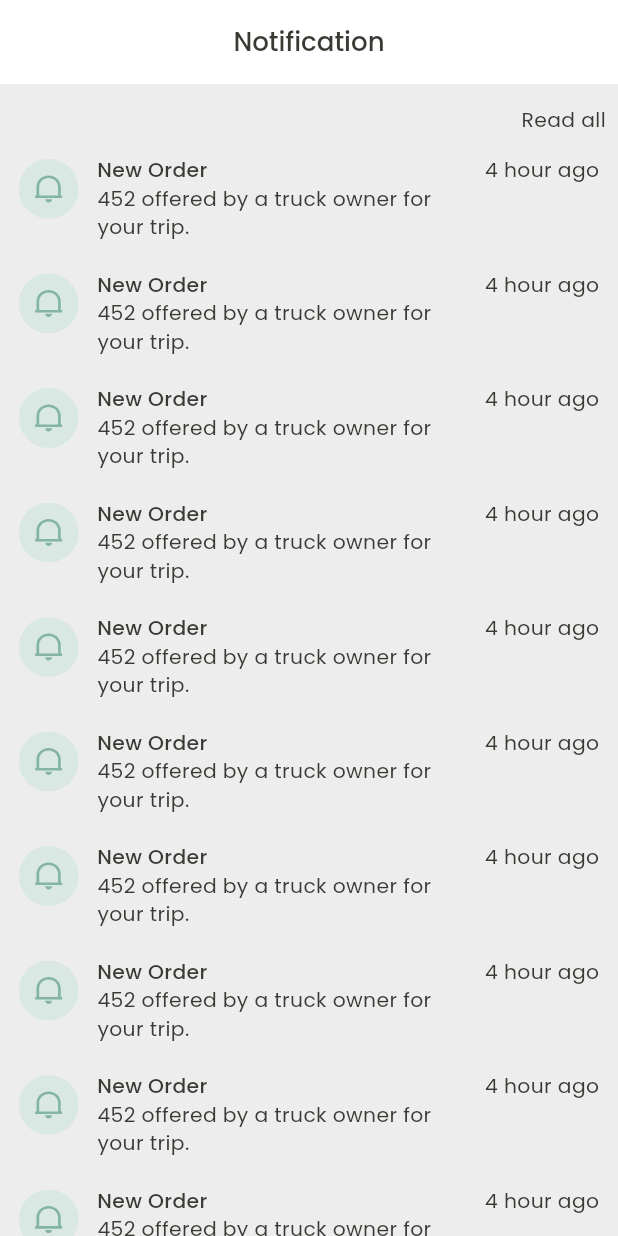
After one commit to bdCalling-Sdt-hub/car_wash_flutter, a Flutter app: the WorkerNotification screen opened by its route, on a phone screen of 412 x 824 dp. The commit adds this screen. Run offline on Flutter 3.47's test engine with Material 3 defaults, Android fonts, the phone set to English and light mode, and no system bars; our stand-ins replace cached_network_image, flutter_screenutil, flutter_svg, gap, get, get_it and 8 more; accounts and stored records are empty; network calls fail; project files that could hold a hidden picture were left out.

Commit message:
Notification Done

```diff
--- a/lib/core/routes/route_path.dart
+++ b/lib/core/routes/route_path.dart
@@ -17,4 +17,5 @@ class RoutePath {
   static const String workerHome = 'workerHome';
   static const String workerProfile = 'workerProfile';
   static const String orderHistory = 'orderHistory';
+  static const String workerNotification = 'workerNotification';
 }
--- a/lib/core/routes/routes.dart
+++ b/lib/core/routes/routes.dart
@@ -8,6 +8,7 @@ import 'package:car_wash/presentation/screens/auth/varification.dart';
 import 'package:car_wash/presentation/screens/splash_screen/splash_screen.dart';
 import 'package:car_wash/presentation/screens/worker/worked_history/worked_history.dart';
 import 'package:car_wash/presentation/screens/worker/worker_home/worker_home.dart';
+import 'package:car_wash/presentation/screens/worker/worker_notification/worker_notification.dart';
 import 'package:car_wash/presentation/screens/worker/worker_profile/worker_profile.dart';
 import 'package:car_wash/presentation/widgets/error_screen/error_screen.dart';
 import 'package:go_router/go_router.dart';
@@ -88,6 +89,12 @@ class AppRouter {
             name: RoutePath.orderHistory,
             path: RoutePath.orderHistory.addBasePath,
             builder: (context, state) => const WorkedHistory()),
+
+        /// ==================== Worker Notification ====================
+        GoRoute(
+            name: RoutePath.workerNotification,
+            path: RoutePath.workerNotification.addBasePath,
+            builder: (context, state) => const WorkerNotification()),
       ]);
 
   static GoRouter get route => initRoute;
--- a/lib/dependency_injection/getx_injection.dart
+++ b/lib/dependency_injection/getx_injection.dart
@@ -1,6 +1,7 @@
 import 'package:car_wash/presentation/screens/auth/controller/auth_controller.dart';
 import 'package:car_wash/presentation/screens/worker/worker_home/controller/worker_home.dart';
 import 'package:car_wash/global/profile_controller/profile_controller.dart';
+
 import 'package:get/get.dart';
 
 void initGetx() {
--- a/lib/presentation/screens/worker/worker_home/worker_home.dart
+++ b/lib/presentation/screens/worker/worker_home/worker_home.dart
@@ -52,7 +52,9 @@ class WorkerHome extends StatelessWidget {
                 onTapMenu: () {
                   scafoldKey.currentState?.openDrawer();
                 },
-                onTapNotification: () {}),
+                onTapNotification: () {
+                  context.pushNamed(RoutePath.workerNotification);
+                }),
 
             /// =================== Rest of the Body ===================
             Gap(20.h),
--- /dev/null
+++ b/lib/presentation/screens/worker/worker_notification/worker_notification.dart
@@ -0,0 +1,44 @@
+import 'package:car_wash/presentation/widgets/custom_text/custom_text.dart';
+import 'package:car_wash/presentation/widgets/notification_card/notification_card.dart';
+import 'package:car_wash/utils/dimensions/dimensions.dart';
+import 'package:car_wash/utils/static_strings/static_strings.dart';
+import 'package:flutter/material.dart';
+
+class WorkerNotification extends StatelessWidget {
+  const WorkerNotification({super.key});
+
+  @override
+  Widget build(BuildContext context) {
+    return Scaffold(
+      appBar: AppBar(
+        title: CustomText(
+          text: AppStrings.notification,
+          fontSize: Dimensions.getFontSizeExtraLarge(context),
+          fontWeight: FontWeight.w500,
+        ),
+      ),
+      body: Column(
+        crossAxisAlignment: CrossAxisAlignment.end,
+        children: [
+          IconButton(
+              onPressed: () {},
+              icon: const CustomText(text: AppStrings.readAll)),
+          Expanded(
+              child: SingleChildScrollView(
+            child: Column(
+              children: List.generate(
+                10,
+                (index) {
+                  return const NotificationCard(
+                      title: "New Order",
+                      subTitle: "452 offered by a truck owner for your trip.",
+                      createdAt: "4 hour ago ");
+                },
+              ),
+            ),
+          ))
+        ],
+      ),
+    );
+  }
+}
--- /dev/null
+++ b/lib/presentation/widgets/notification_card/notification_card.dart
@@ -0,0 +1,60 @@
+import 'package:car_wash/core/custom_assets/assets.gen.dart';
+import 'package:car_wash/presentation/widgets/custom_text/custom_text.dart';
+import 'package:flutter/material.dart';
+import 'package:flutter_screenutil/flutter_screenutil.dart';
+import 'package:gap/gap.dart';
+
+class NotificationCard extends StatelessWidget {
+  const NotificationCard(
+      {super.key,
+      required this.title,
+      required this.subTitle,
+      required this.createdAt});
+
+  final String title;
+  final String subTitle;
+  final String createdAt;
+
+  @override
+  Widget build(BuildContext context) {
+    return Padding(
+      padding: EdgeInsets.only(bottom: 20.h, left: 10.w, right: 10.w),
+      child: Row(
+        crossAxisAlignment: CrossAxisAlignment.start,
+        children: [
+          ///===================== Icon =====================
+          Container(
+            decoration: const BoxDecoration(
+              shape: BoxShape.circle,
+              //color: AppColors.greenColor,
+            ),
+            padding: EdgeInsets.all(2.r),
+            child: Assets.icons.notificationGreen.svg(),
+          ),
+          Gap(10.w),
+
+          Expanded(
+            child: Column(
+              crossAxisAlignment: CrossAxisAlignment.start,
+              children: [
+                /// ===================== Title =====================
+                CustomText(
+                  text: title,
+                  fontWeight: FontWeight.w500,
+                ),
+                CustomText(
+                  textAlign: TextAlign.left,
+                  text: subTitle,
+                  maxLines: 2,
+                ),
+              ],
+            ),
+          ),
+
+          ///===================== Created At Time =====================
+          CustomText(text: createdAt),
+        ],
+      ),
+    );
+  }
+}
--- a/lib/utils/static_strings/static_strings.dart
+++ b/lib/utils/static_strings/static_strings.dart
@@ -86,6 +86,8 @@ class AppStrings {
   static const String noDataFound = "No Data Found";
 
   static const String history = "History";
+  static const String readAll = "Read all";
+
   static const String carWashingService = "Car Washing Service";
   static const String cancel = "Cancel";
   static const String start = "Start";
```
